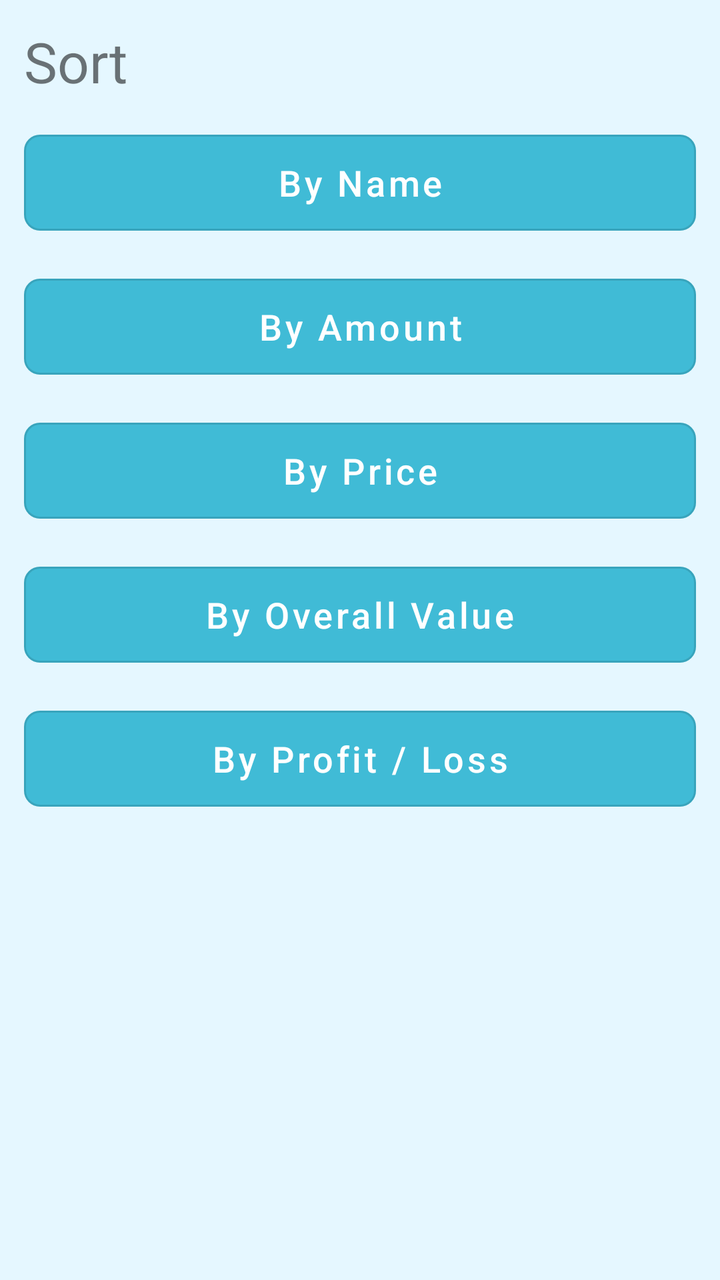
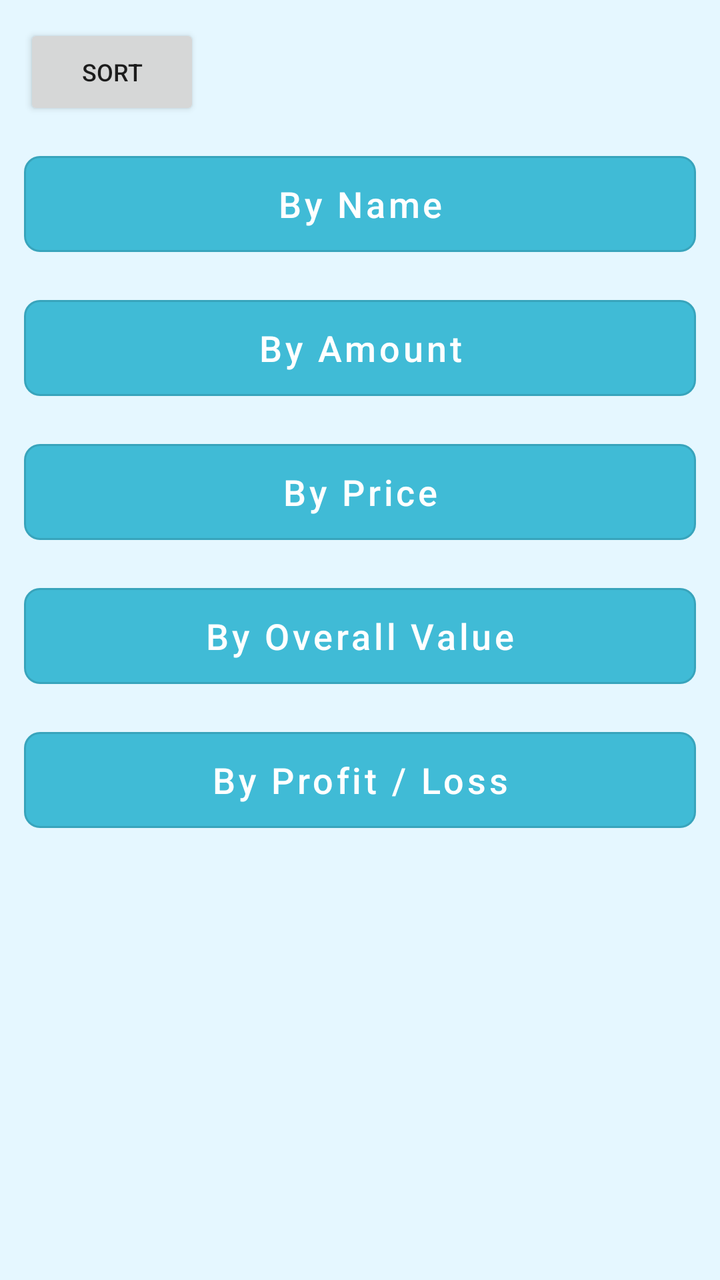

Screens rendered from an Android XML layout before and after an edit, with the pre-edit source and the edit as a unified diff.
<!-- AndroidManifest.xml: application theme AppTheme -->
<!-- res/layout/fragment_sorting_bottom_sheet.xml -->
<?xml version="1.0" encoding="utf-8"?>
<androidx.constraintlayout.widget.ConstraintLayout xmlns:android="http://schemas.android.com/apk/res/android"
    xmlns:app="http://schemas.android.com/apk/res-auto"
    xmlns:tools="http://schemas.android.com/tools"
    android:id="@+id/sortingBottomSheetFragment"
    android:layout_width="match_parent"
    android:layout_height="match_parent"
    android:layout_marginHorizontal="12dp"
    android:background="@color/backgroundColor"
    tools:context=".presentation.view.fragments.sortingbottomsheetfragment.SortingBottomSheetFragment">

    <TextView
        android:id="@+id/sortingHeader"
        android:layout_width="wrap_content"
        android:layout_height="wrap_content"
        android:layout_margin="12dp"
        android:text="Sort"
        android:textSize="28sp"
        app:layout_constraintStart_toStartOf="parent"
        app:layout_constraintTop_toTopOf="parent" />

    <com.google.android.material.button.MaterialButton
        android:id="@+id/sortByNameButton"
        style="@style/sortingButton"
        android:text="By Name"
        app:layout_constraintBottom_toTopOf="@id/sortByAmount"
        app:layout_constraintEnd_toEndOf="parent"
        app:layout_constraintStart_toStartOf="parent"
        app:layout_constraintTop_toBottomOf="@id/sortingHeader" />

    <com.google.android.material.button.MaterialButton
        android:id="@+id/sortByAmount"
        style="@style/sortingButton"
        android:text="By Amount"
        app:layout_constraintEnd_toEndOf="parent"
        app:layout_constraintStart_toStartOf="parent"
        app:layout_constraintTop_toBottomOf="@id/sortByNameButton" />

    <com.google.android.material.button.MaterialButton
        android:id="@+id/sortByPrice"
        style="@style/sortingButton"
        android:text="By Price"
        app:layout_constraintEnd_toEndOf="parent"
        app:layout_constraintStart_toStartOf="parent"
        app:layout_constraintTop_toBottomOf="@id/sortByAmount" />

    <com.google.android.material.button.MaterialButton
        android:id="@+id/sortByOverallValue"
        style="@style/sortingButton"
        android:text="By Overall Value"
        app:layout_constraintEnd_toEndOf="parent"
        app:layout_constraintStart_toStartOf="parent"
        app:layout_constraintTop_toBottomOf="@id/sortByPrice" />

    <com.google.android.material.button.MaterialButton
        android:id="@+id/sortByProfitLoss"
        style="@style/sortingButton"
        android:text="By Profit / Loss"
        app:layout_constraintEnd_toEndOf="parent"
        app:layout_constraintStart_toStartOf="parent"
        app:layout_constraintTop_toBottomOf="@id/sortByOverallValue" />

</androidx.constraintlayout.widget.ConstraintLayout>
<!-- resources referenced by this layout -->
<resources>
  <color name="backgroundColor">#E5F7FF</color>
  <style name="sortingButton" parent="Widget.MaterialComponents.Button.OutlinedButton">
          <item name="cornerRadius">8dp</item>
          <item name="backgroundTint">@color/primaryColor</item>
          <item name="android:textSize">18sp</item>
          <item name="android:textColor">@color/white</item>
          <item name="android:textAllCaps">false</item>
          <item name="android:layout_width">0dp</item>
          <item name="android:layout_height">60dp</item>
          <item name="android:layout_margin">12dp</item>
          <item name="android:gravity">center</item>
      </style>
  <style name="AppTheme" parent="Theme.MaterialComponents.Light.DarkActionBar">
  
          <item name="colorPrimary">@color/primaryColor</item>
          <item name="colorPrimaryDark">@color/primaryDarkColor</item>
          <item name="colorAccent">@color/AccentColor</item>
  
      </style>
  <color name="primaryColor">#40bbd6</color>
  <color name="white">#FFFFFFFF</color>
  <color name="primaryDarkColor">#008ba5</color>
  <color name="AccentColor">#2FA1BA</color>
</resources>

<!-- the commit's change to res/layout/fragment_sorting_bottom_sheet.xml (unified diff, before → after) -->
@@ -9,24 +9,24 @@
     android:background="@color/backgroundColor"
     tools:context=".presentation.view.fragments.sortingbottomsheetfragment.SortingBottomSheetFragment">
 
-    <TextView
-        android:id="@+id/sortingHeader"
+    <Button
+        android:id="@+id/sortingButton"
         android:layout_width="wrap_content"
         android:layout_height="wrap_content"
         android:layout_margin="12dp"
         android:text="Sort"
-        android:textSize="28sp"
+        android:textSize="12sp"
         app:layout_constraintStart_toStartOf="parent"
         app:layout_constraintTop_toTopOf="parent" />
 
     <com.google.android.material.button.MaterialButton
-        android:id="@+id/sortByNameButton"
+        android:id="@+id/sortByName"
         style="@style/sortingButton"
         android:text="By Name"
         app:layout_constraintBottom_toTopOf="@id/sortByAmount"
         app:layout_constraintEnd_toEndOf="parent"
         app:layout_constraintStart_toStartOf="parent"
-        app:layout_constraintTop_toBottomOf="@id/sortingHeader" />
+        app:layout_constraintTop_toBottomOf="@id/sortingButton" />
 
     <com.google.android.material.button.MaterialButton
         android:id="@+id/sortByAmount"
@@ -34,7 +34,7 @@
         android:text="By Amount"
         app:layout_constraintEnd_toEndOf="parent"
         app:layout_constraintStart_toStartOf="parent"
-        app:layout_constraintTop_toBottomOf="@id/sortByNameButton" />
+        app:layout_constraintTop_toBottomOf="@id/sortByName" />
 
     <com.google.android.material.button.MaterialButton
         android:id="@+id/sortByPrice"
